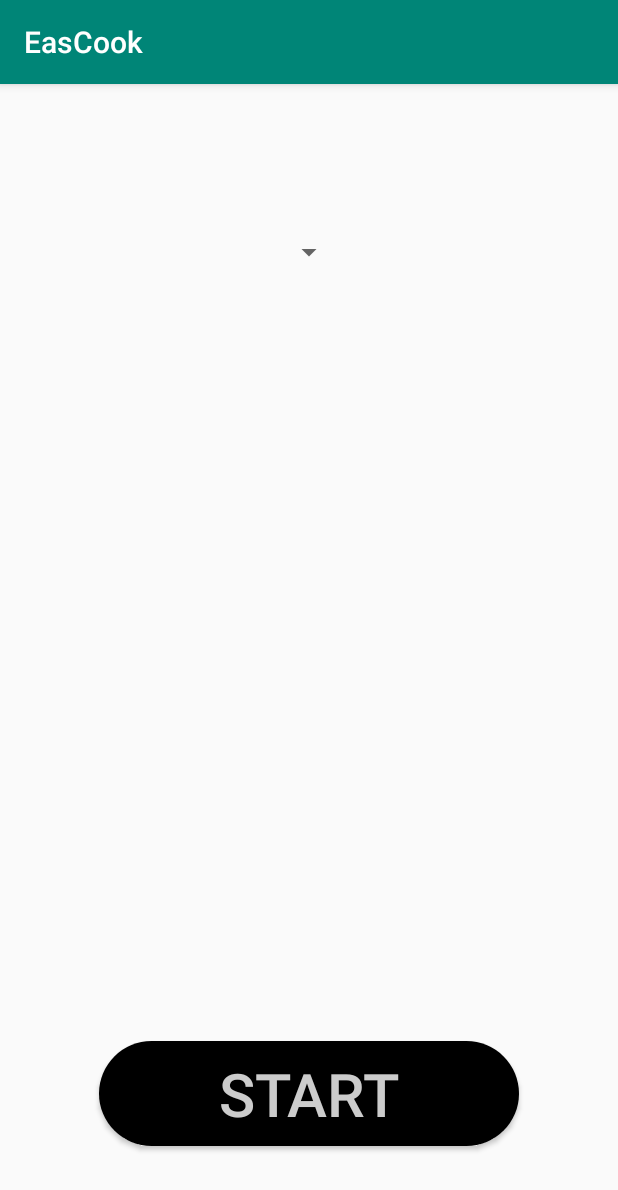
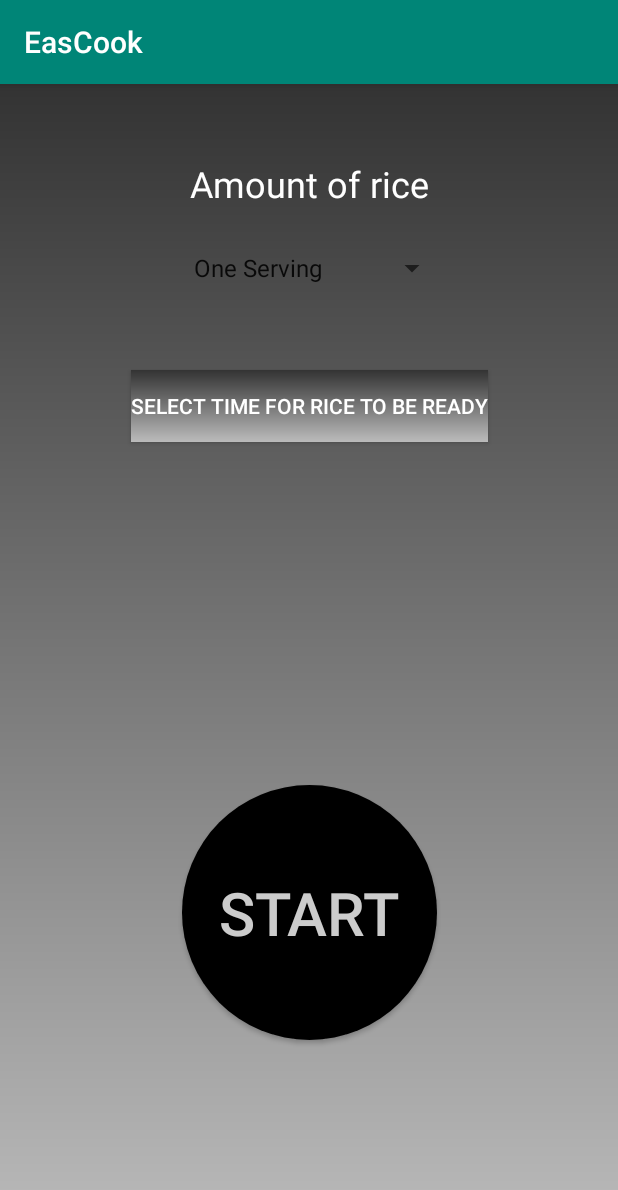
Before and after one commit to Simbi200/EasCookRepo, an Android app: the screen it shows after launch (MainActivity), on a phone screen of 412 x 824 dp. Shown: the top 1190 px of the screen. Run offline under Robolectric (Android 15) with nearby library versions, the phone set to English and light mode, and no system bars.

Commit message:
change background

```diff
--- a/EasCook AndrApp/app/src/main/java/net/calc/eascook/MainActivity.java
+++ b/EasCook AndrApp/app/src/main/java/net/calc/eascook/MainActivity.java
@@ -1,27 +1,79 @@
 package net.calc.eascook;
 
+import android.app.DatePickerDialog;
+import android.app.TimePickerDialog;
+import android.icu.text.DateFormat;
 import android.support.v7.app.AppCompatActivity;
 import android.os.Bundle;
 import android.view.View;
 import android.widget.AdapterView;
 import android.widget.ArrayAdapter;
+import android.widget.Button;
+import android.widget.DatePicker;
 import android.widget.Spinner;
+import android.widget.TextView;
+import android.widget.TimePicker;
 import android.widget.Toast;
 
 import java.util.ArrayList;
+import java.util.Calendar;
 import java.util.List;
 
-public class MainActivity extends AppCompatActivity {
-
+public class MainActivity extends AppCompatActivity implements TimePickerDialog.OnTimeSetListener {
+    Button btn_time;
+    TextView time_picker;
+    int hour, minute;
+    int hour_x, minute_x;
 
     @Override
     protected void onCreate(Bundle savedInstanceState) {
         super.onCreate(savedInstanceState);
         setContentView(R.layout.activity_main);
 
+        btn_time = findViewById(R.id.readyTime);
+        time_picker = findViewById(R.id.time1);
+
+
+
+        Spinner riceAmountSpin = (Spinner) findViewById(R.id.spinner1);
+
+        ArrayAdapter<String> spinnerAdapter = new ArrayAdapter<String>(MainActivity.this, android.R.layout.simple_list_item_1, getResources().getStringArray(R.array.riceAmount));
+
+        spinnerAdapter.setDropDownViewResource(android.R.layout.simple_spinner_dropdown_item);
+
+        riceAmountSpin.setAdapter(spinnerAdapter);
+
+
+
+        btn_time.setOnClickListener(new View.OnClickListener() {
+            @Override
+            public void onClick(View view) {
+                Calendar c = Calendar.getInstance();
+                hour = c.get(Calendar.HOUR);
+                minute = c.get(Calendar.MINUTE);
+                TimePickerDialog timePickerDialog = new TimePickerDialog(MainActivity.this, MainActivity.this, hour, minute, true);
+                timePickerDialog.show();
+
+            }
+
+        });
+
+
+
 
         };
 
 
 
+
+    @Override
+    public void onTimeSet(TimePicker view, int i, int i1) {
+        hour_x = i;
+        minute_x = i1;
+        time_picker.setText("Rice to be ready at\n"+hour_x+":"+minute_x);
+
     }
+
+
+
+}
--- /dev/null
+++ b/EasCook AndrApp/app/src/main/res/drawable/btn_round1.xml
@@ -0,0 +1,5 @@
+<?xml version="1.0" encoding="utf-8"?>
+    <shape xmlns:android="http://schemas.android.com/apk/res/android" android:shape="rectangle">
+    <solid android:color="#4d4e4f"/>
+    <corners android:radius="0dp"/>
+</shape>
--- /dev/null
+++ b/EasCook AndrApp/app/src/main/res/drawable/gradient.xml
@@ -0,0 +1,8 @@
+<?xml version="1.0" encoding="utf-8"?>
+<shape xmlns:android="http://schemas.android.com/apk/res/android"
+android:shape="rectangle">
+<gradient
+    android:startColor="#bbbbbb"
+    android:endColor="#333333"
+    android:angle="90"/>
+</shape>
--- a/EasCook AndrApp/app/src/main/res/layout/activity_main.xml
+++ b/EasCook AndrApp/app/src/main/res/layout/activity_main.xml
@@ -4,27 +4,21 @@
     xmlns:tools="http://schemas.android.com/tools"
     android:layout_width="match_parent"
     android:layout_height="match_parent"
+    android:background="@drawable/gradient"
     tools:context=".MainActivity">
-
-    <Spinner
-        android:id="@+id/spinner"
-        android:layout_width="wrap_content"
-        android:layout_height="wrap_content"
-        android:layout_marginStart="32dp"
-        android:layout_marginTop="100dp"
-        android:layout_marginEnd="32dp"
-        app:layout_constraintEnd_toEndOf="parent"
-        app:layout_constraintStart_toStartOf="parent"
-        app:layout_constraintTop_toTopOf="parent" />
 
 
     <Button
         android:id="@+id/button"
-        android:layout_width="280dp"
-        android:layout_height="70dp"
-        android:layout_marginStart="8dp"
-        android:layout_marginEnd="8dp"
-        android:layout_marginBottom="60dp"
+        android:layout_width="170dp"
+        android:layout_height="170dp"
+        android:layout_alignParentStart="true"
+        android:layout_alignParentEnd="true"
+        android:layout_alignParentBottom="true"
+        android:layout_marginStart="96dp"
+        android:layout_marginTop="100dp"
+        android:layout_marginEnd="96dp"
+        android:layout_marginBottom="85dp"
         android:background="@drawable/btn_round"
         android:elevation="9dp"
         android:text="START"
@@ -32,8 +26,70 @@
         android:textSize="40sp"
         app:layout_constraintBottom_toBottomOf="parent"
         app:layout_constraintEnd_toEndOf="parent"
-        app:layout_constraintStart_toStartOf="parent" />
+        app:layout_constraintStart_toStartOf="parent"
+        app:layout_constraintTop_toBottomOf="@+id/time1" />
 
+    <Spinner
+        android:id="@+id/spinner1"
+        android:layout_width="wrap_content"
+        android:layout_height="wrap_content"
+        android:layout_above="@+id/button"
+        android:layout_alignParentStart="true"
+        android:layout_alignParentEnd="true"
+        android:layout_marginTop="16dp"
+        android:textAlignment="center"
+        android:textColor="#FFFFFF"
+        app:layout_constraintEnd_toEndOf="parent"
+        app:layout_constraintHorizontal_bias="0.5"
+        app:layout_constraintStart_toStartOf="parent"
+        app:layout_constraintTop_toBottomOf="@+id/textView" />
+
+    <TextView
+        android:id="@+id/textView"
+        android:layout_width="wrap_content"
+        android:layout_height="wrap_content"
+        android:layout_marginStart="32dp"
+        android:layout_marginTop="50dp"
+        android:layout_marginEnd="32dp"
+        android:text="Amount of rice"
+        android:textAlignment="center"
+        android:textColor="#FFFFFF"
+        android:textSize="24sp"
+        app:layout_constraintEnd_toEndOf="parent"
+        app:layout_constraintHorizontal_bias="0.5"
+        app:layout_constraintStart_toStartOf="parent"
+        app:layout_constraintTop_toTopOf="parent" />
+
+    <TextView
+        android:id="@+id/time1"
+        android:layout_width="wrap_content"
+        android:layout_height="wrap_content"
+        android:layout_marginStart="32dp"
+        android:layout_marginTop="50dp"
+        android:layout_marginEnd="32dp"
+        android:textAlignment="center"
+        android:textColor="@android:color/white"
+        android:textSize="24dp"
+        app:layout_constraintEnd_toEndOf="parent"
+        app:layout_constraintStart_toStartOf="parent"
+        app:layout_constraintTop_toBottomOf="@+id/readyTime" />
+
+    <Button
+        android:id="@+id/readyTime"
+        android:layout_width="wrap_content"
+        android:layout_height="wrap_content"
+        android:layout_marginStart="32dp"
+        android:layout_marginTop="44dp"
+        android:layout_marginEnd="32dp"
+        android:layout_weight="0"
+        android:background="@drawable/gradient"
+        android:style="@style/GreenText"
+        android:text="Select Time for rice to be ready"
+        android:textColor="#FFFFFF"
+        app:layout_constraintEnd_toEndOf="parent"
+        app:layout_constraintHorizontal_bias="0.5"
+        app:layout_constraintStart_toStartOf="parent"
+        app:layout_constraintTop_toBottomOf="@+id/spinner1" />
 
 
 </android.support.constraint.ConstraintLayout>
--- a/EasCook AndrApp/app/src/main/res/values/strings.xml
+++ b/EasCook AndrApp/app/src/main/res/values/strings.xml
@@ -2,7 +2,7 @@
 <resources>
 
     <string name="app_name">EasCook</string>
-    <string-array name="numbers">
+    <string-array name="riceAmount">
         <item>One Serving</item>
         <item>Two Servings</item>
         <item>Three Servings</item>
```
